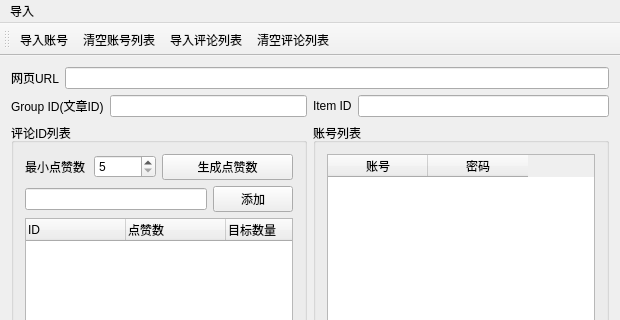
This is autobots_toutiao/autobots_toutiao.ui in blacksjt/autobots as Qt 5 draws it before an edit; both pictures show x 0 to 620 and y 0 to 320 of the 620 by 477 pixel window. The edited form follows.
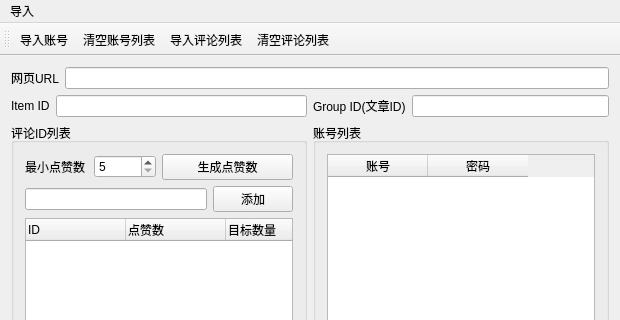
This is the edited form.

```diff
--- a/autobots_toutiao/autobots_toutiao.ui
+++ b/autobots_toutiao/autobots_toutiao.ui
@@ -34,16 +34,16 @@
      </layout>
     </item>
     <item row="1" column="0">
-     <layout class="QHBoxLayout" name="horizontalLayout_3">
+     <layout class="QHBoxLayout" name="horizontalLayout_4">
       <item>
-       <widget class="QLabel" name="label_2">
+       <widget class="QLabel" name="label_4">
         <property name="text">
-         <string>Group ID(文章ID)</string>
+         <string>Item ID</string>
         </property>
        </widget>
       </item>
       <item>
-       <widget class="QLineEdit" name="lineEdit_page_id">
+       <widget class="QLineEdit" name="lineEdit_item_id">
         <property name="enabled">
          <bool>true</bool>
         </property>
@@ -52,16 +52,16 @@
      </layout>
     </item>
     <item row="1" column="1">
-     <layout class="QHBoxLayout" name="horizontalLayout_4">
+     <layout class="QHBoxLayout" name="horizontalLayout_3">
       <item>
-       <widget class="QLabel" name="label_4">
+       <widget class="QLabel" name="label_2">
         <property name="text">
-         <string>Item ID</string>
+         <string>Group ID(文章ID)</string>
         </property>
        </widget>
       </item>
       <item>
-       <widget class="QLineEdit" name="lineEdit_item_id">
+       <widget class="QLineEdit" name="lineEdit_page_id">
         <property name="enabled">
          <bool>true</bool>
         </property>
```
